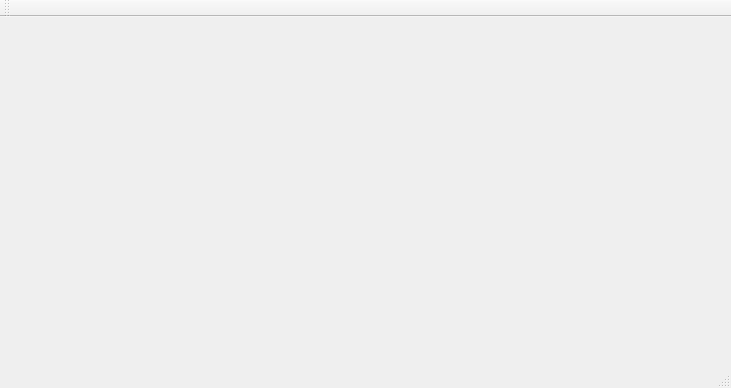
SYSU-QuadCopter-2014-Team/m100-task-runner, file mainwindow.ui: the form before one commit.
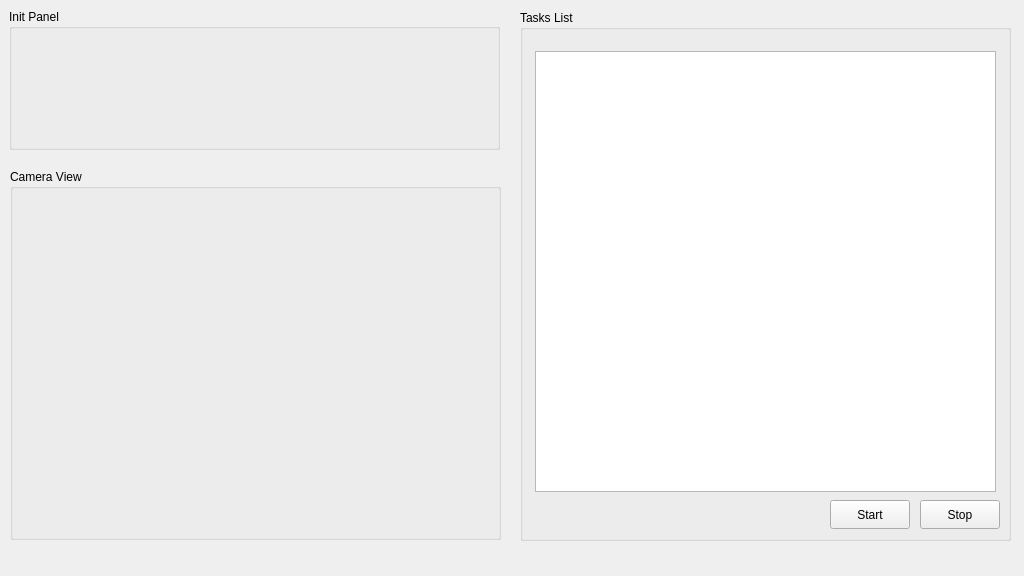
The form after the commit.

Diff of the .ui file:
```diff
--- a/mainwindow.ui
+++ b/mainwindow.ui
@@ -6,14 +6,93 @@
    <rect>
     <x>0</x>
     <y>0</y>
-    <width>731</width>
-    <height>388</height>
+    <width>1024</width>
+    <height>576</height>
    </rect>
   </property>
   <property name="windowTitle">
    <string>MainWindow</string>
   </property>
-  <widget class="QWidget" name="centralWidget"/>
+  <widget class="QWidget" name="centralWidget">
+   <widget class="QGroupBox" name="groupBox">
+    <property name="geometry">
+     <rect>
+      <x>9</x>
+      <y>9</y>
+      <width>491</width>
+      <height>141</height>
+     </rect>
+    </property>
+    <property name="title">
+     <string>Init Panel</string>
+    </property>
+   </widget>
+   <widget class="QGroupBox" name="groupBox_2">
+    <property name="geometry">
+     <rect>
+      <x>520</x>
+      <y>10</y>
+      <width>491</width>
+      <height>531</height>
+     </rect>
+    </property>
+    <property name="title">
+     <string>Tasks List</string>
+    </property>
+    <widget class="QListView" name="tasksListView">
+     <property name="geometry">
+      <rect>
+       <x>15</x>
+       <y>41</y>
+       <width>461</width>
+       <height>441</height>
+      </rect>
+     </property>
+     <property name="editTriggers">
+      <set>QAbstractItemView::NoEditTriggers</set>
+     </property>
+    </widget>
+    <widget class="QPushButton" name="pushButton">
+     <property name="geometry">
+      <rect>
+       <x>310</x>
+       <y>490</y>
+       <width>80</width>
+       <height>29</height>
+      </rect>
+     </property>
+     <property name="text">
+      <string>Start</string>
+     </property>
+    </widget>
+    <widget class="QPushButton" name="pushButton_2">
+     <property name="geometry">
+      <rect>
+       <x>400</x>
+       <y>490</y>
+       <width>80</width>
+       <height>29</height>
+      </rect>
+     </property>
+     <property name="text">
+      <string>Stop</string>
+     </property>
+    </widget>
+   </widget>
+   <widget class="QGroupBox" name="groupBox_3">
+    <property name="geometry">
+     <rect>
+      <x>10</x>
+      <y>169</y>
+      <width>491</width>
+      <height>371</height>
+     </rect>
+    </property>
+    <property name="title">
+     <string>Camera View</string>
+    </property>
+   </widget>
+  </widget>
   <widget class="QMenuBar" name="menuBar">
    <property name="geometry">
     <rect>
@@ -24,15 +103,6 @@
     </rect>
    </property>
   </widget>
-  <widget class="QToolBar" name="mainToolBar">
-   <attribute name="toolBarArea">
-    <enum>TopToolBarArea</enum>
-   </attribute>
-   <attribute name="toolBarBreak">
-    <bool>false</bool>
-   </attribute>
-  </widget>
-  <widget class="QStatusBar" name="statusBar"/>
  </widget>
  <layoutdefault spacing="6" margin="11"/>
  <resources/>
```
Left out of the diff: 4 changed lines with no effect on the pictures.
